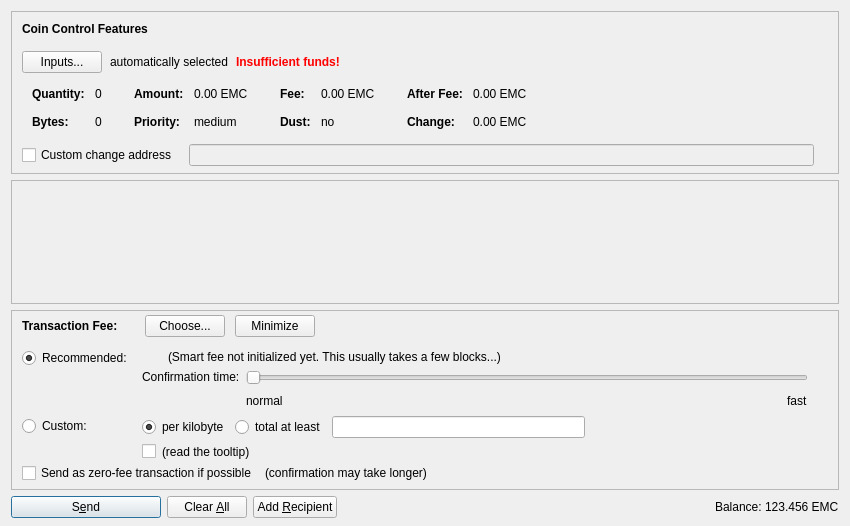
Above: v3/src/qt/forms/sendcoinsdialog.ui from voicecoin/Voicecoin before the change. Below: the same form after it.
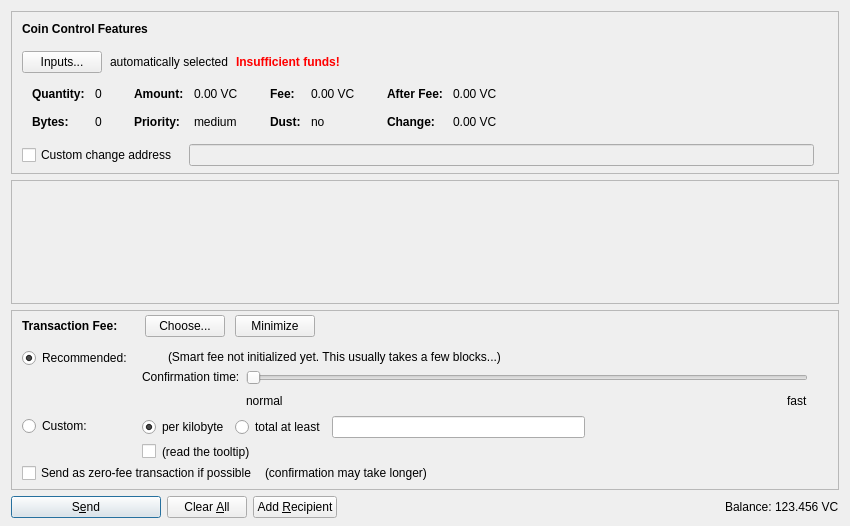
That is the form after the change. Icons and pictures are not drawn. Custom widgets are drawn as their Qt base class.

```diff
--- a/v3/src/qt/forms/sendcoinsdialog.ui
+++ b/v3/src/qt/forms/sendcoinsdialog.ui
@@ -324,7 +324,7 @@
                   <enum>Qt::ActionsContextMenu</enum>
                  </property>
                  <property name="text">
-                  <string notr="true">0.00 EMC</string>
+                  <string notr="true">0.00 VC</string>
                  </property>
                  <property name="textInteractionFlags">
                   <set>Qt::LinksAccessibleByMouse|Qt::TextSelectableByKeyboard|Qt::TextSelectableByMouse</set>
@@ -404,7 +404,7 @@
                   <enum>Qt::ActionsContextMenu</enum>
                  </property>
                  <property name="text">
-                  <string notr="true">0.00 EMC</string>
+                  <string notr="true">0.00 VC</string>
                  </property>
                  <property name="textInteractionFlags">
                   <set>Qt::LinksAccessibleByMouse|Qt::TextSelectableByKeyboard|Qt::TextSelectableByMouse</set>
@@ -484,7 +484,7 @@
                   <enum>Qt::ActionsContextMenu</enum>
                  </property>
                  <property name="text">
-                  <string notr="true">0.00 EMC</string>
+                  <string notr="true">0.00 VC</string>
                  </property>
                  <property name="textInteractionFlags">
                   <set>Qt::LinksAccessibleByMouse|Qt::TextSelectableByKeyboard|Qt::TextSelectableByMouse</set>
@@ -513,7 +513,7 @@
                   <enum>Qt::ActionsContextMenu</enum>
                  </property>
                  <property name="text">
-                  <string notr="true">0.00 EMC</string>
+                  <string notr="true">0.00 VC</string>
                  </property>
                  <property name="textInteractionFlags">
                   <set>Qt::LinksAccessibleByMouse|Qt::TextSelectableByKeyboard|Qt::TextSelectableByMouse</set>
@@ -1352,7 +1352,7 @@
           <cursorShape>IBeamCursor</cursorShape>
          </property>
          <property name="text">
-          <string notr="true">123.456 EMC</string>
+          <string notr="true">123.456 VC</string>
          </property>
          <property name="textInteractionFlags">
           <set>Qt::LinksAccessibleByMouse|Qt::TextSelectableByKeyboard|Qt::TextSelectableByMouse</set>
```
